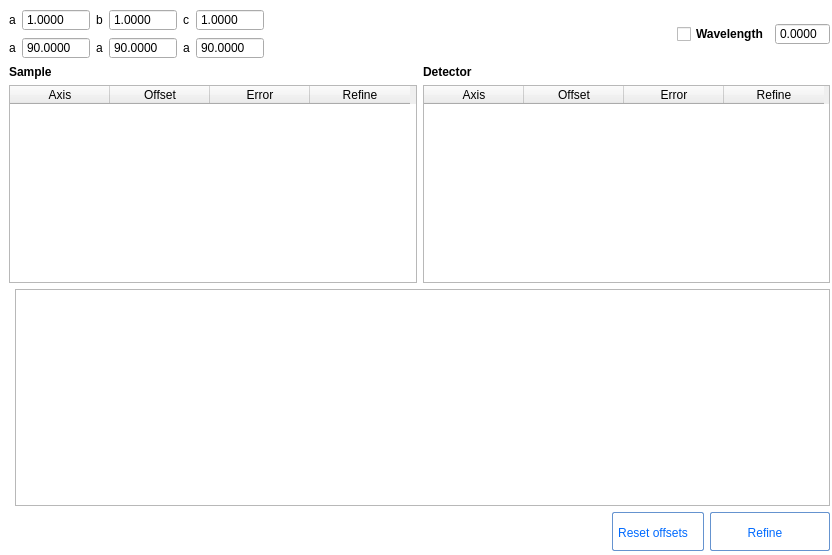
Above: apps/NSXQt/ui/DialogRefineUnitCell.ui from k61n/openhkl before the change. Below: the same form after it.
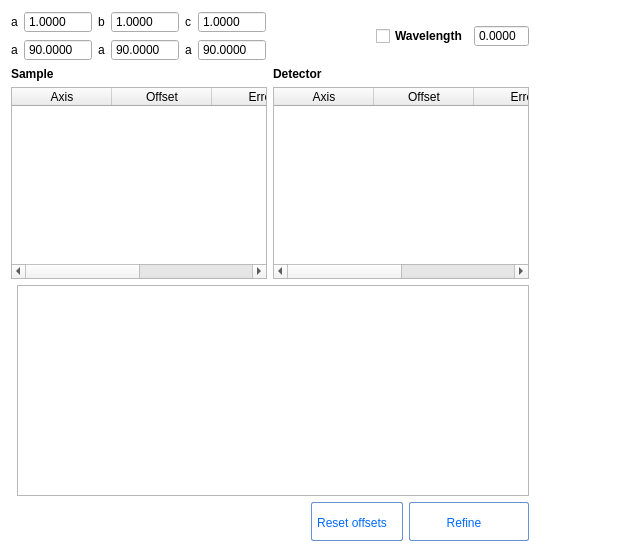
That is the form after the change.

Commit message: slight modifications in some dialog uis

What changed in the file:
```diff
--- a/apps/NSXQt/ui/DialogRefineUnitCell.ui
+++ b/apps/NSXQt/ui/DialogRefineUnitCell.ui
@@ -6,8 +6,8 @@
    <rect>
     <x>0</x>
     <y>0</y>
-    <width>832</width>
-    <height>555</height>
+    <width>640</width>
+    <height>552</height>
    </rect>
   </property>
   <property name="minimumSize">
@@ -24,15 +24,8 @@
 background-color: white
 }</string>
   </property>
-  <widget class="QWidget" name="layoutWidget">
-   <property name="geometry">
-    <rect>
-     <x>9</x>
-     <y>9</y>
-     <width>821</width>
-     <height>542</height>
-    </rect>
-   </property>
+  <layout class="QFormLayout" name="formLayout">
+   <item row="0" column="0">
    <layout class="QGridLayout" name="gridLayout_2">
     <item row="3" column="0" colspan="2">
      <layout class="QHBoxLayout" name="horizontalLayout_4">
@@ -509,7 +502,8 @@
      </layout>
     </item>
    </layout>
-  </widget>
+   </item>
+  </layout>
  </widget>
  <resources/>
  <connections/>
```
Lines whose indentation alone changed are shown as unchanged. The commit also changes 1 other file.
